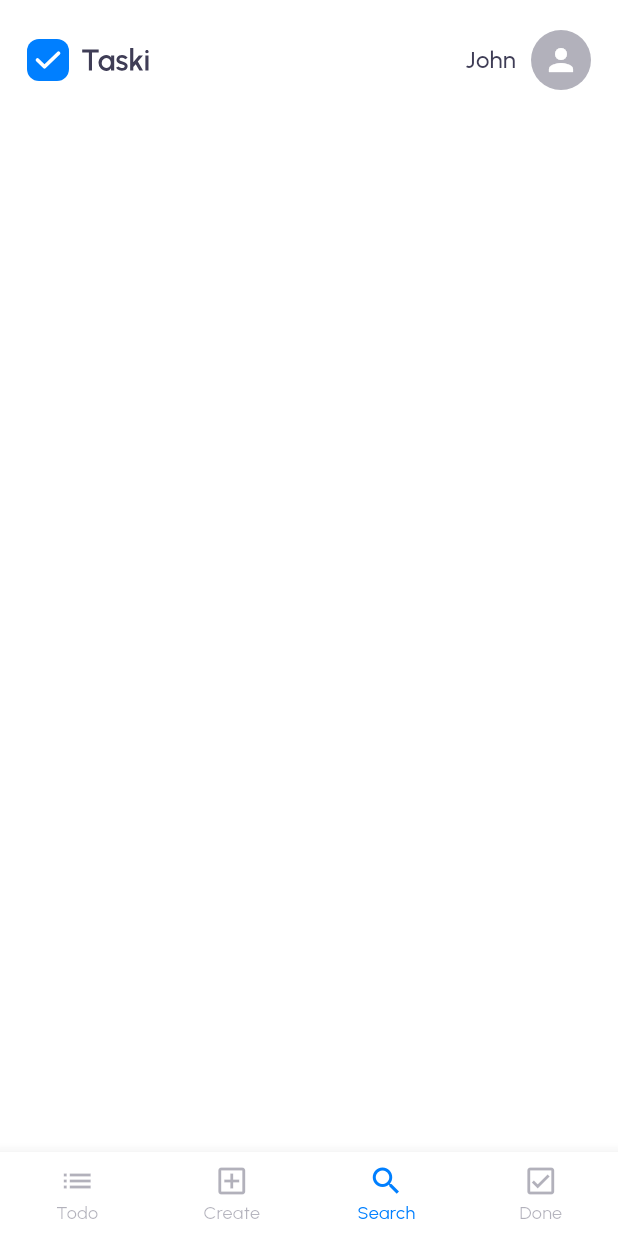
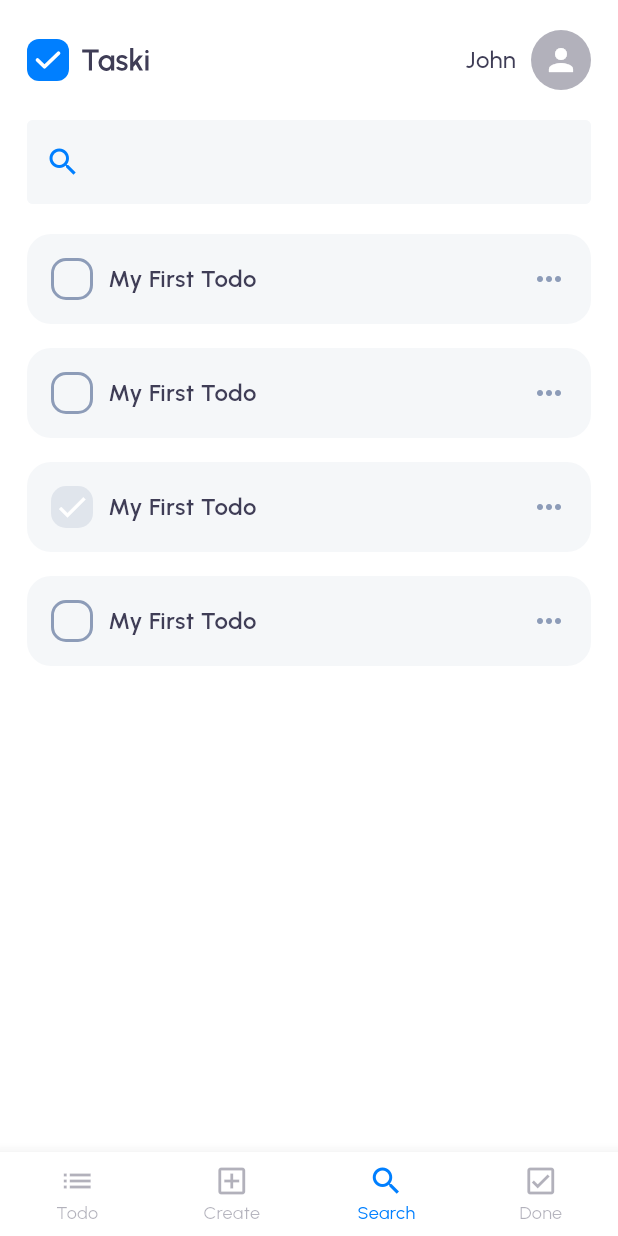
Before and after one commit to wRiqie/taski-to-do-challenge, a Flutter app: the screen it shows after launch, item 3 of the bottom bar chosen, on a phone screen of 412 x 824 dp. Run offline on Flutter 3.47's test engine with Material 3 defaults, Android fonts, the phone set to English and light mode, and no system bars; our stand-ins replace flutter_svg.

Commit message:
feat: search layout finished

```diff
--- a/lib/app/ui/view_models/dashboard_view_model.dart
+++ b/lib/app/ui/view_models/dashboard_view_model.dart
@@ -1,6 +1,7 @@
 import 'package:flutter/material.dart';
 import 'package:taski_to_do_challenge/app/ui/views/done_view.dart';
 import 'package:taski_to_do_challenge/app/ui/views/home_view.dart';
+import 'package:taski_to_do_challenge/app/ui/views/search_view.dart';
 
 class DashboardViewModel extends ChangeNotifier {
   int currentIndex = 0;
@@ -8,7 +9,7 @@
   List<Widget> views = [
     const HomeView(),
     Container(),
-    Container(),
+    const SearchView(),
     const DoneView(),
   ];
 
--- /dev/null
+++ b/lib/app/ui/view_models/search_view_model.dart
@@ -0,0 +1,33 @@
+import 'package:flutter/material.dart';
+
+import '../../data/models/todo_model.dart';
+
+class SearchViewModel extends ChangeNotifier {
+  List<TodoModel> todos = [
+    TodoModel(
+      id: '1',
+      title: 'My First Todo',
+      description:
+          'Lorem ipsum dolor sit amet, consectetur adipiscing elit. Vestibulum vitae libero euismod, vestibulum risus ac, interdum odio. Aliquam mi libero, tincidunt vitae pretium eu, tempor id nunc. Aliquam erat volutpat. Mauris sit amet nunc sit amet sem varius euismod feugiat sit amet mauris. Nam bibendum urna sagittis mauris consequat, sit amet interdum nunc bibendum. Nulla eget mi eget tellus elementum pulvinar. In vel ligula vestibulum, semper metus et',
+    ),
+    TodoModel(
+      id: '1',
+      title: 'My First Todo',
+      description:
+          'Lorem ipsum dolor sit amet, consectetur adipiscing elit. Vestibulum vitae libero euismod, vestibulum risus ac, interdum odio. Aliquam mi libero, tincidunt vitae pretium eu, tempor id nunc. Aliquam erat volutpat. Mauris sit amet nunc sit amet sem varius euismod feugiat sit amet mauris. Nam bibendum urna sagittis mauris consequat, sit amet interdum nunc bibendum. Nulla eget mi eget tellus elementum pulvinar. In vel ligula vestibulum, semper metus et',
+    ),
+    TodoModel(
+      id: '1',
+      title: 'My First Todo',
+      description:
+          'Lorem ipsum dolor sit amet, consectetur adipiscing elit. Vestibulum vitae libero euismod, vestibulum risus ac, interdum odio. Aliquam mi libero, tincidunt vitae pretium eu, tempor id nunc. Aliquam erat volutpat. Mauris sit amet nunc sit amet sem varius euismod feugiat sit amet mauris. Nam bibendum urna sagittis mauris consequat, sit amet interdum nunc bibendum. Nulla eget mi eget tellus elementum pulvinar. In vel ligula vestibulum, semper metus et',
+      isChecked: true,
+    ),
+    TodoModel(
+      id: '1',
+      title: 'My First Todo',
+      description:
+          'Lorem ipsum dolor sit amet, consectetur adipiscing elit. Vestibulum vitae libero euismod, vestibulum risus ac, interdum odio. Aliquam mi libero, tincidunt vitae pretium eu, tempor id nunc. Aliquam erat volutpat. Mauris sit amet nunc sit amet sem varius euismod feugiat sit amet mauris. Nam bibendum urna sagittis mauris consequat, sit amet interdum nunc bibendum. Nulla eget mi eget tellus elementum pulvinar. In vel ligula vestibulum, semper metus et',
+    ),
+  ];
+}
--- /dev/null
+++ b/lib/app/ui/views/search_view.dart
@@ -0,0 +1,87 @@
+import 'package:flutter/material.dart';
+import 'package:flutter_svg/svg.dart';
+import 'package:taski_to_do_challenge/app/core/values/images.dart';
+import 'package:taski_to_do_challenge/app/ui/view_models/search_view_model.dart';
+
+import '../widgets/todo_card_widget.dart';
+
+class SearchView extends StatefulWidget {
+  const SearchView({super.key});
+
+  @override
+  State<SearchView> createState() => _SearchViewState();
+}
+
+class _SearchViewState extends State<SearchView> {
+  final viewModel = SearchViewModel();
+
+  @override
+  void initState() {
+    super.initState();
+    viewModel.addListener(() {
+      setState(() {});
+    });
+  }
+
+  @override
+  void dispose() {
+    viewModel.dispose();
+    super.dispose();
+  }
+
+  @override
+  Widget build(BuildContext context) {
+    final colorScheme = Theme.of(context).colorScheme;
+
+    return Column(
+      crossAxisAlignment: CrossAxisAlignment.stretch,
+      children: [
+        TextField(
+          decoration: InputDecoration(
+              filled: true,
+              fillColor: colorScheme.onSurfaceVariant,
+              border: const OutlineInputBorder(),
+              prefixIcon: const Icon(Icons.search),
+              prefixIconColor: colorScheme.primary,
+              hintText: 'Searching for...'),
+        ),
+        const SizedBox(height: 20,),
+        Expanded(
+          child: viewModel.todos.isNotEmpty
+              ? ListView.separated(
+                  itemBuilder: (context, index) {
+                    return TodoCardWidget(todo: viewModel.todos[index]);
+                  },
+                  separatorBuilder: (context, index) {
+                    return const SizedBox(
+                      height: 16,
+                    );
+                  },
+                  itemCount: viewModel.todos.length,
+                )
+              : Center(
+                  child: Column(
+                    mainAxisSize: MainAxisSize.min,
+                    children: [
+                      SvgPicture.asset(
+                        Images.emptyTodo,
+                        width: 100,
+                      ),
+                      const SizedBox(
+                        height: 24,
+                      ),
+                      Text(
+                        'Enter the task name or\npart of the description.',
+                        style: TextStyle(
+                          fontSize: 16,
+                          color: colorScheme.secondary,
+                        ),
+                      ),
+                    ],
+                  ),
+                ),
+        ),
+      ],
+    );
+  }
+}
--- a/lib/app/ui/widgets/todo_card_widget.dart
+++ b/lib/app/ui/widgets/todo_card_widget.dart
@@ -41,7 +41,7 @@
                 ? CrossAxisAlignment.start
                 : CrossAxisAlignment.center,
             children: [
-              const CustomCheckBoxWidget(),
+               CustomCheckBoxWidget(isChecked: widget.todo.isChecked),
               const SizedBox(
                 width: 10,
               ),
```
